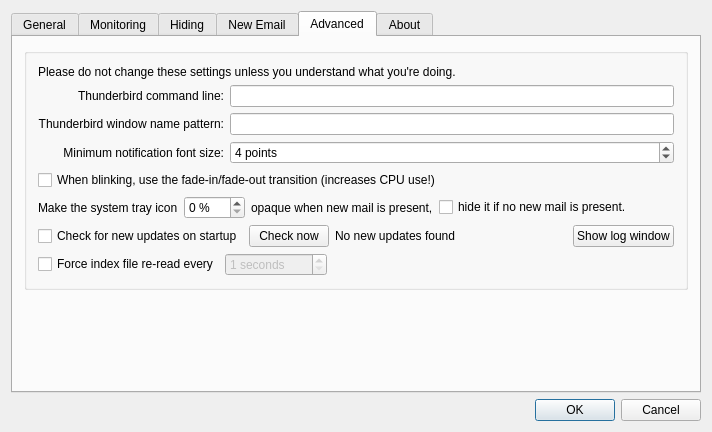
Old version of the form src/dialogsettings.ui in the repository gyunaev/birdtray.
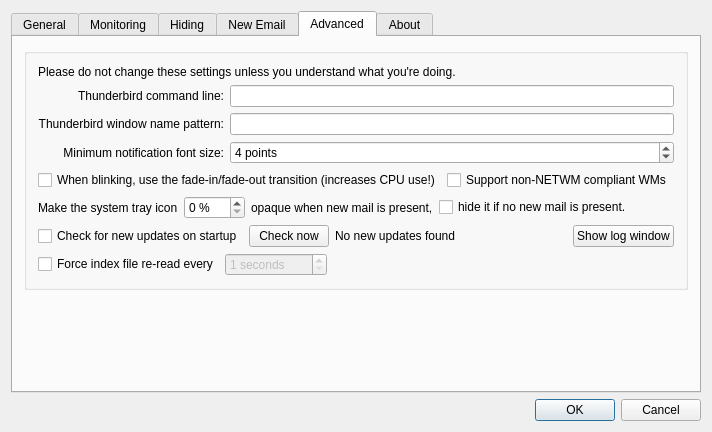
New version of the form. The open tabs and pages were chosen to show the change. Icons and pictures are not drawn. Custom widgets are drawn as their Qt base class.

Commit message: Adds basic support for non-NETWM compliant window managers, to fix #443.

What changed in the file:
```diff
--- a/src/dialogsettings.ui
+++ b/src/dialogsettings.ui
@@ -786,11 +786,25 @@
            </layout>
           </item>
           <item>
+           <layout class="QHBoxLayout" name="horizontalLayout_8">
+            <item>
            <widget class="QCheckBox" name="boxBlinkingUsesAlpha">
             <property name="text">
              <string>When blinking, use the fade-in/fade-out transition (increases CPU use!)</string>
             </property>
            </widget>
+            </item>
+            <item>
+             <widget class="QCheckBox" name="boxSupportNonNetwmCompliant">
+              <property name="whatsThis">
+               <string>&lt;html&gt;&lt;head/&gt;&lt;body&gt;&lt;p&gt;If your desktop manager is not fully NETWM compliant, you may need to check this checkbox so it can detect Thunderbird window and is able to minimise and hide it.&lt;/p&gt;&lt;/body&gt;&lt;/html&gt;</string>
+              </property>
+              <property name="text">
+               <string>Support non-NETWM compliant WMs</string>
+              </property>
+             </widget>
+            </item>
+           </layout>
           </item>
           <item>
            <layout class="QHBoxLayout" name="horizontalLayout_10">
```
Left out of the diff: 2 changed lines with no effect on the pictures. Lines whose indentation alone changed are shown as unchanged. The commit also changes 14 other files.
